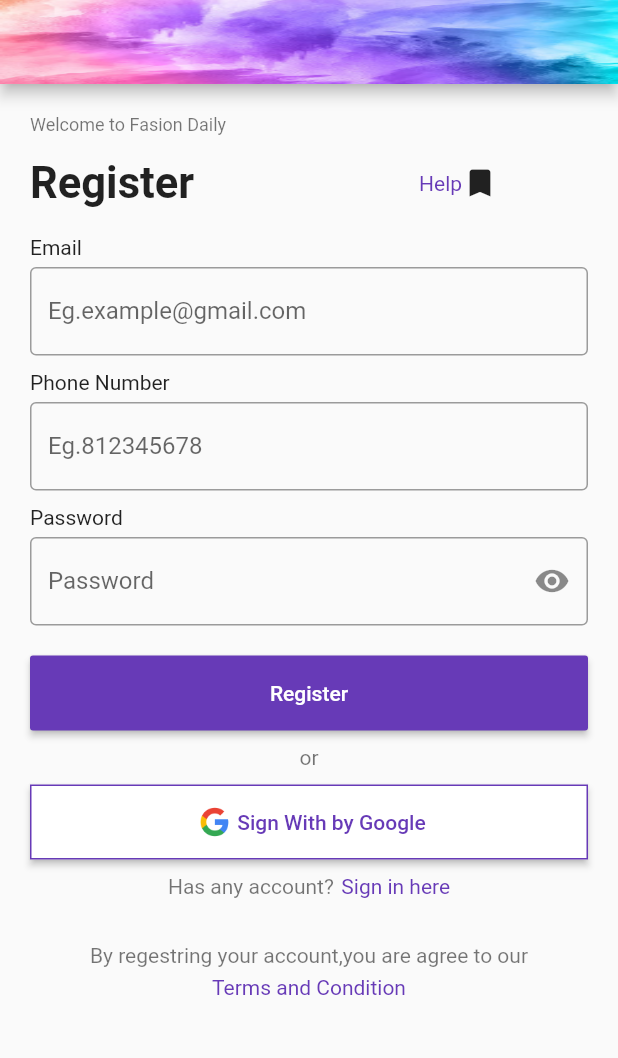
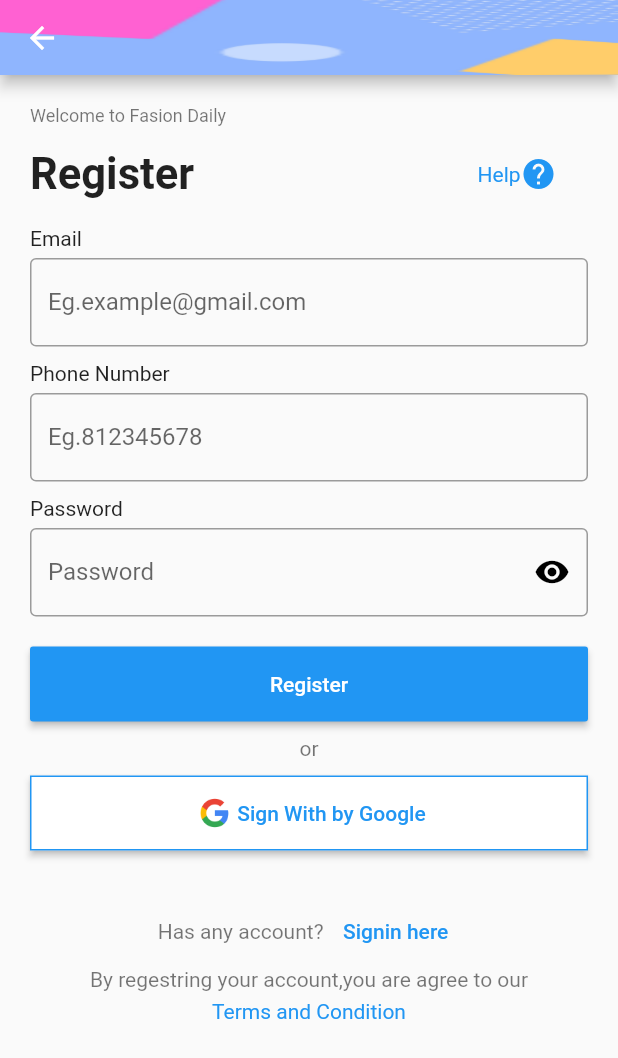
Before and after one commit to Rowaaata/Algoriza_task1, a Flutter app: the screen it shows after launch, on a phone screen of 412 x 824 dp. Shown: the top 1058 px of the screen. Run offline on Flutter 3.47's test engine with Material 2 defaults, Android fonts, the phone set to English and light mode, and no system bars.

Commit message:
main.dart Register_page.dart Signin_page.dart Onboarding1_Page.dart

```diff
--- a/lib/login_page.dart
+++ b/lib/Register_page.dart
@@ -1,23 +1,37 @@
 import 'package:flutter/cupertino.dart';
 import 'package:flutter/material.dart';
+import 'Signin_page.dart';
 
-class LoginPage extends StatelessWidget {
+class RegisterPage extends StatelessWidget {
+  static String id = "Register_page";
   var emailController = TextEditingController();
   var passwordController = TextEditingController();
   var PhoneNumberController = TextEditingController();
-   final GlobalKey<FormState> formkey=GlobalKey<FormState>();
+  final GlobalKey<FormState> formkey = GlobalKey<FormState>();
 
-   LoginPage({Key? key}) : super(key: key);
+  RegisterPage({Key? key}) : super(key: key);
 
   @override
   Widget build(BuildContext context) {
+    double height = MediaQuery.of(context).size.height;
 
     return Scaffold(
-      appBar: AppBar(
+      appBar: PreferredSize(
+        preferredSize: Size.fromHeight(50.0),
+        child: AppBar(
+          leading: Builder(builder: (BuildContext context) {
+            return IconButton(
+              icon: const Icon(Icons.arrow_back),
+              onPressed: () {
+                Navigator.pop(context);
+              },
+            );
+          }),
           flexibleSpace: Container(
             decoration: BoxDecoration(
                 image: DecorationImage(
-                  image: AssetImage('images/appbar.png'), fit: BoxFit.fill)),
+                    image: AssetImage('images/appbar1.png'), fit: BoxFit.fill)),
+          ),
         ),
       ),
       body: Padding(
@@ -40,17 +54,20 @@ class LoginPage extends StatelessWidget {
                     children: [
                       Text(
                         'Register',
-                        style:
-                            TextStyle(fontSize: 29, fontWeight: FontWeight.bold),
+                        style: TextStyle(
+                            fontSize: 29, fontWeight: FontWeight.bold),
                       ),
                       SizedBox(
-                        width: 150,
+                        width: 189,
                       ),
                       Text(
                         'Help',
-                        style: TextStyle(color: Colors.deepPurple),
+                        style: TextStyle(color: Colors.blue),
                       ),
-                      Icon(Icons.bookmark)
+                      Icon(
+                        Icons.help,
+                        color: Colors.blue,
+                      )
                     ],
                   ),
                   SizedBox(
@@ -58,13 +75,13 @@ class LoginPage extends StatelessWidget {
                   ),
                   Text(
                     'Email',
-
                   ),
                   SizedBox(
                     height: 5,
                   ),
-                  TextFormField( validator: (value){
-                    if(value!.isEmpty){
+                  TextFormField(
+                    validator: (value) {
+                      if (value!.isEmpty) {
                         return 'email is empty';
                       }
                     },
@@ -83,13 +100,13 @@ class LoginPage extends StatelessWidget {
                   ),
                   Text(
                     'Phone Number',
-
                   ),
                   SizedBox(
                     height: 5,
                   ),
-                  TextFormField( validator: (value){
-                    if(value!.isEmpty){
+                  TextFormField(
+                    validator: (value) {
+                      if (value!.isEmpty) {
                         return 'phone is empty';
                       }
                     },
@@ -108,17 +125,16 @@ class LoginPage extends StatelessWidget {
                   ),
                   Text(
                     'Password',
-
                   ),
                   SizedBox(
                     height: 5,
                   ),
-                  TextFormField(validator: (value){
-                    if(value!.isEmpty){
+                  TextFormField(
+                    validator: (value) {
+                      if (value!.isEmpty) {
                         return 'Password is empty';
                       }
                     },
-
                     controller: passwordController,
                     keyboardType: TextInputType.visiblePassword,
                     onFieldSubmitted: (String value) {
@@ -126,7 +142,10 @@ class LoginPage extends StatelessWidget {
                     },
                     decoration: InputDecoration(
                       labelText: 'Password',
-                      suffixIcon: Icon(Icons.remove_red_eye),
+                      suffixIcon: Icon(
+                        Icons.remove_red_eye,
+                        color: Colors.black,
+                      ),
                       border: OutlineInputBorder(),
                     ),
                   ),
@@ -137,8 +156,9 @@ class LoginPage extends StatelessWidget {
                     width: double.infinity,
                     child: MaterialButton(
                       height: 50,
-                      color: Colors.deepPurple,
-                      onPressed: () {formkey.currentState!.validate();
+                      color: Colors.blue,
+                      onPressed: () {
+                        formkey.currentState!.validate();
                         print(emailController.text);
                         print(passwordController.text);
                       },
@@ -157,7 +177,8 @@ class LoginPage extends StatelessWidget {
                       child: Text(
                     'or',
                     style: TextStyle(color: Colors.black54),
-                  )), SizedBox(
+                  )),
+                  SizedBox(
                     height: 10.0,
                   ),
                   Container(
@@ -165,7 +186,7 @@ class LoginPage extends StatelessWidget {
                     child: MaterialButton(
                       shape: RoundedRectangleBorder(
                           borderRadius: BorderRadius.zero,
-                          side: BorderSide(color: Colors.deepPurple)),
+                          side: BorderSide(color: Colors.blue)),
                       height: 50,
                       color: Colors.white,
                       onPressed: () {},
@@ -180,7 +201,7 @@ class LoginPage extends StatelessWidget {
                           Text(
                             'Sign With by Google',
                             style: TextStyle(
-                              color: Colors.deepPurple,
+                              color: Colors.blue,
                             ),
                           ),
                         ],
@@ -188,27 +209,45 @@ class LoginPage extends StatelessWidget {
                     ),
                   ),
                   SizedBox(
-                    height: 10.0,
+                    height: 30.0,
                   ),
-
-                    Row(mainAxisAlignment: MainAxisAlignment.center,
+                  Row(
+                    mainAxisAlignment: MainAxisAlignment.center,
                     children: [
-                        Text("Has any account?",style: TextStyle(color: Colors.black54),),
+                      Text(
+                        "Has any account?",
+                        style: TextStyle(color: Colors.black54),
+                      ),
                       SizedBox(
                         width: 5,
                       ),
-                        Text("Sign in here",style: TextStyle(color: Colors.deepPurple),)
-                      ],
+                      TextButton(
+                        onPressed: () {
+                          Navigator.push( context,MaterialPageRoute(builder: (context) =>  SigninPage()),);
+                        },
+                        child: Text(
+                          'Signin here',
+                          style: TextStyle(color: Colors.blue),
+                        ),
                       ),
                       SizedBox(
                         height: 30.0,
                       ),
-                  Center(child: Text('By regestring your account,you are agree to our',style: TextStyle(color: Colors.black54),)),
+                    ],
+                  ),
+                  Center(
+                      child: Text(
+                    'By regestring your account,you are agree to our',
+                    style: TextStyle(color: Colors.black54),
+                  )),
                   SizedBox(
                     height: 5.0,
                   ),
-                  Center(child: Text('Terms and Condition',style: TextStyle(color: Colors.deepPurple),))
-
+                  Center(
+                      child: Text(
+                    'Terms and Condition',
+                    style: TextStyle(color: Colors.blue),
+                  ))
                 ]),
           ),
         ),
--- a/lib/main.dart
+++ b/lib/main.dart
@@ -1,5 +1,6 @@
 import 'package:flutter/material.dart';
-import 'package:task1/login_page.dart';
+import 'package:task1/Signin_page.dart';
+import 'package:task1/Register_page.dart';
 
 void main() {
   runApp(const MyApp());
@@ -17,10 +18,10 @@ class MyApp extends StatelessWidget {
       theme: ThemeData(
 
 
-        primarySwatch: Colors.deepPurple,
+        primarySwatch: Colors.blue,
 
     ),
-      home: LoginPage(),
+      home: RegisterPage(),
     );
   }
 }
```
Also changed, not shown: lib/Onboarding1_Page.dart (added, +39 -0 lines), lib/Signin_page.dart (added, +192 -0 lines), pubspec.yaml (+6 -1 lines), images/appbar.png (deleted), images/appbar1.png (added), images/appbar2.png (added), images/page.png (added). Lines whose indentation alone changed are shown as unchanged.
